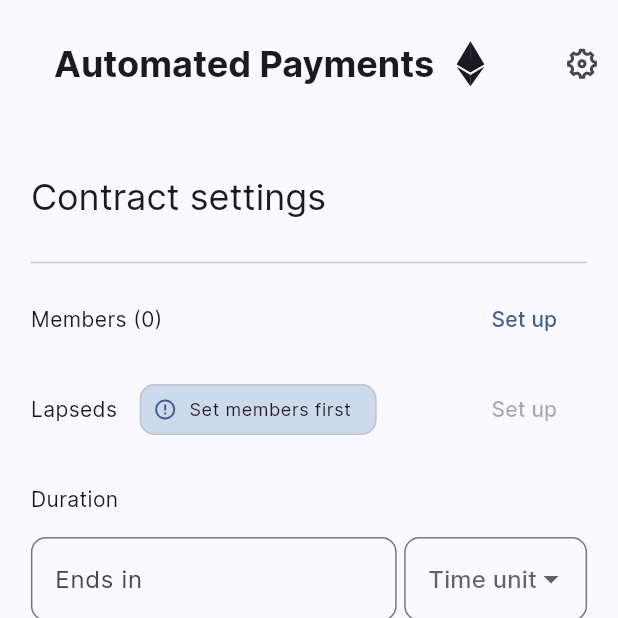
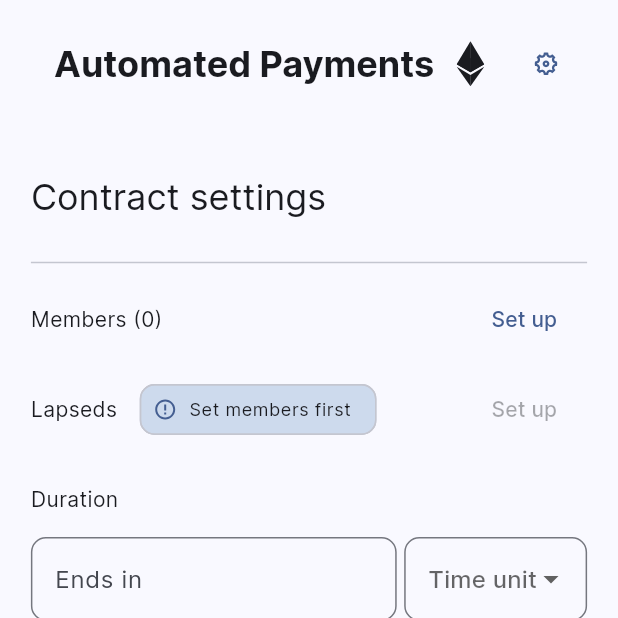
Before and after one commit to pastelcode/automated_payments_on_eth_blockchain_frontend, a Flutter app: the screen it shows after launch, on a phone screen of 412 x 824 dp, the top half of it. Run offline on Flutter 3.47's test engine with Material 2 defaults, Android fonts, the phone set to English and light mode, and no system bars; our stand-ins replace dartz, equatable, flutter_bloc, flutter_remix, flutter_svg, go_router and 1 more.

Commit message:
Improve custom app bar actions design

```diff
--- a/lib/core/presentation/widgets/custom_app_bar/application_menu_button.dart
+++ b/lib/core/presentation/widgets/custom_app_bar/application_menu_button.dart
@@ -13,9 +13,9 @@ class ApplicationMenuButton extends StatelessWidget {
   Widget build(
     BuildContext context,
   ) {
-    return IconButton(
+    return Button(
       tooltip: 'Settings',
-      icon: const Icon(
+      title: const Icon(
         FlutterRemix.settings_5_line,
       ),
       onPressed: () {
--- a/lib/core/presentation/widgets/custom_app_bar/custom_app_bar.dart
+++ b/lib/core/presentation/widgets/custom_app_bar/custom_app_bar.dart
@@ -51,13 +51,12 @@ class CustomAppBar extends StatelessWidget implements PreferredSizeWidget {
               width: 20,
             ),
             title,
+            const Spacer(),
+            ...?actions,
+            const ApplicationMenuButton(),
           ],
         ),
       ),
-      actions: <Widget>[
-        ...?actions,
-        const ApplicationMenuButton(),
-      ],
     );
   }
 
```
